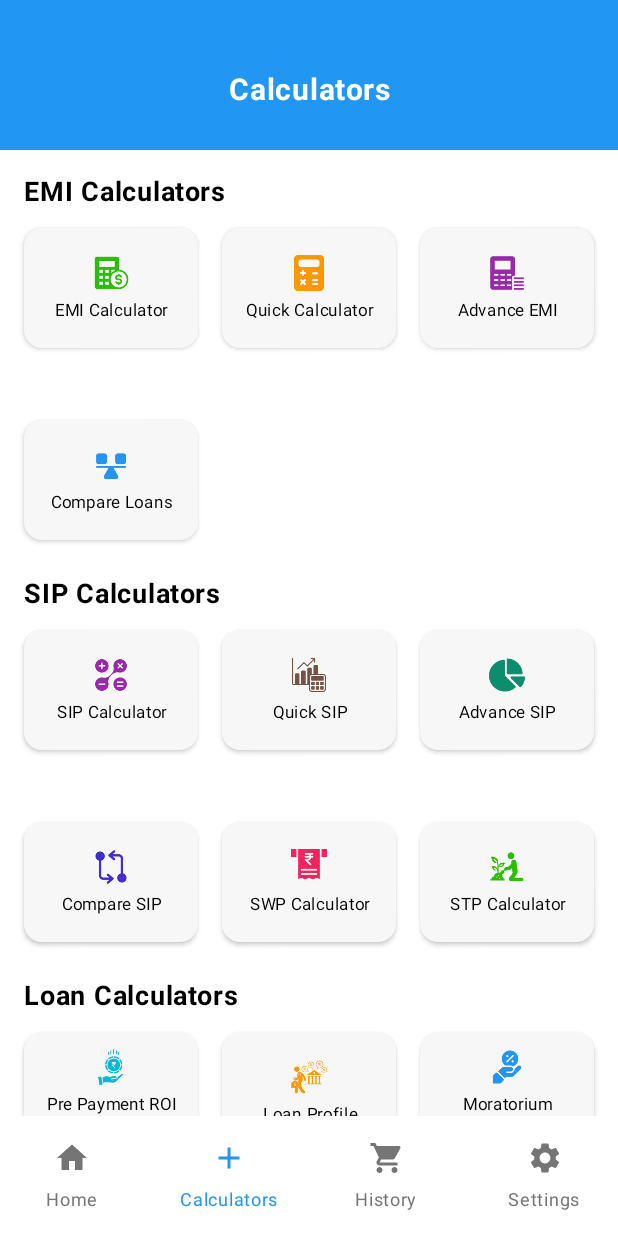
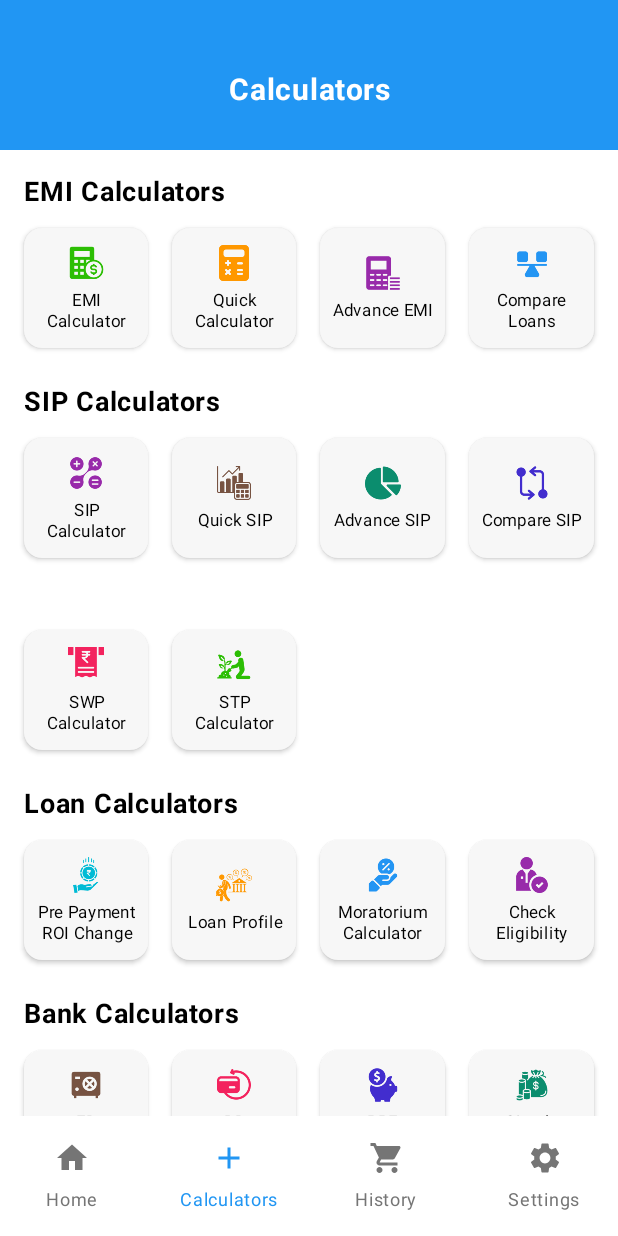
Before and after one commit to sudaniDhruvin/AIOCalculator, an Android app built with Jetpack Compose: the screen it shows after launch (MainActivity), item 2 of the bottom bar chosen, on a phone screen of 412 x 824 dp. Run offline under Robolectric (Android 15) with nearby library versions, the phone set to English and light mode, and no system bars; our stand-ins replace Room's generated code.

Commit message:
Refactor CalculatorCategorySection: update layout to display calculators in rows of 4, simplifying the structure and improving spacing.

```diff
--- a/app/src/main/java/com/example/aiocalculator/ui/calculators/CalculatorsScreen.kt
+++ b/app/src/main/java/com/example/aiocalculator/ui/calculators/CalculatorsScreen.kt
@@ -113,70 +113,33 @@ fun CalculatorCategorySection(
             modifier = Modifier.padding(bottom = 12.dp)
         )
 
-        // Calculator Grid - use same card design as CommonCalculatorCategoryScreen
+        // Calculator Grid - Display calculators in rows of 4
         Column(
             modifier = Modifier.fillMaxWidth(),
             verticalArrangement = Arrangement.spacedBy(16.dp)
         ) {
-            // Special layout for EMI Calculators (3 cards in first row, 1 in second row)
-            if (categoryTitle == "EMI Calculators" && calculatorItems.size == 4) {
-                // First row with 3 cards
+            // Display calculators in rows of 4
+            calculatorItems.chunked(4).forEachIndexed { rowIndex, rowItems ->
                 Row(
                     modifier = Modifier.fillMaxWidth(),
                     horizontalArrangement = Arrangement.spacedBy(16.dp)
                 ) {
-                    calculatorItems.take(3).forEach { calculator ->
+                    rowItems.forEach { calculator ->
                         CalculatorCard(
                             calculator = calculator,
                             onClick = { onCalculatorClick(calculator.id) },
                             modifier = Modifier.weight(1f)
                         )
                     }
+                    // Add empty spaces if row has less than 4 items
+                    repeat(4 - rowItems.size) {
+                        Spacer(modifier = Modifier.weight(1f))
+                    }
                 }
 
-                Spacer(modifier = Modifier.height(16.dp))
-
-                // Second row with 1 card - starts at same position as first row
-                Row(
-                    modifier = Modifier.fillMaxWidth(),
-                    horizontalArrangement = Arrangement.spacedBy(16.dp)
-                ) {
-                    calculatorItems.drop(3).take(1).forEach { calculator ->
-                        CalculatorCard(
-                            calculator = calculator,
-                            onClick = { onCalculatorClick(calculator.id) },
-                            modifier = Modifier.weight(1f)
-                        )
-                    }
-
-                    // Add empty spaces to maintain row structure
-                    Spacer(modifier = Modifier.weight(1f))
-                    Spacer(modifier = Modifier.weight(1f))
-                }
-            } else {
-                // Default layout: Display calculators in rows of 3
-                calculatorItems.chunked(3).forEachIndexed { rowIndex, rowItems ->
-                    Row(
-                        modifier = Modifier.fillMaxWidth(),
-                        horizontalArrangement = Arrangement.spacedBy(16.dp)
-                    ) {
-                        rowItems.forEach { calculator ->
-                            CalculatorCard(
-                                calculator = calculator,
-                                onClick = { onCalculatorClick(calculator.id) },
-                                modifier = Modifier.weight(1f)
-                            )
-                        }
-                        // Add empty spaces if row has less than 3 items
-                        repeat(3 - rowItems.size) {
-                            Spacer(modifier = Modifier.weight(1f))
-                        }
-                    }
-
-                    // Add spacing between rows
-                    if (rowIndex < calculatorItems.chunked(3).size - 1) {
-                        Spacer(modifier = Modifier.height(16.dp))
-                    }
+                // Add spacing between rows
+                if (rowIndex < calculatorItems.chunked(4).size - 1) {
+                    Spacer(modifier = Modifier.height(16.dp))
                 }
             }
         }
```
